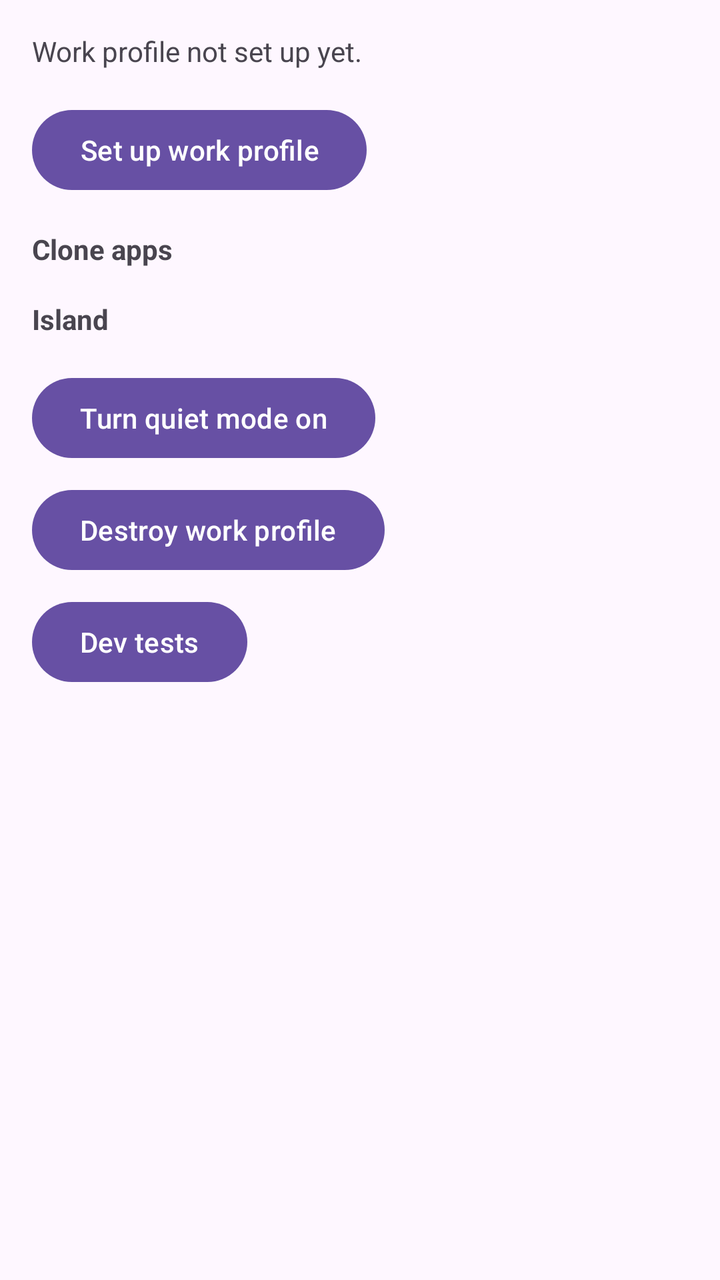
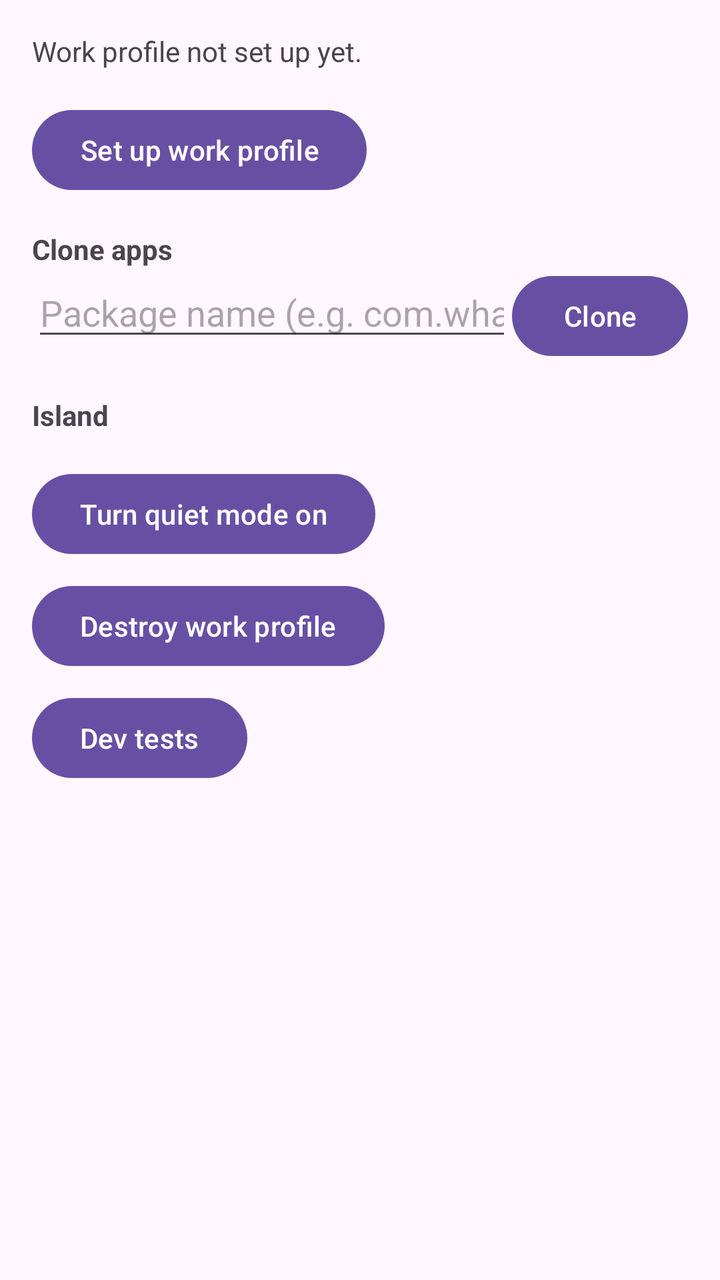

Screens rendered from an Android XML layout before and after an edit, with the pre-edit source and the edit as a unified diff.
<!-- AndroidManifest.xml: application theme Theme.TwinApps -->
<!-- res/layout/activity_main.xml -->
<?xml version="1.0" encoding="utf-8"?>
<ScrollView xmlns:android="http://schemas.android.com/apk/res/android"
    android:layout_width="match_parent"
    android:layout_height="match_parent"
    android:fitsSystemWindows="true">

    <LinearLayout
        android:layout_width="match_parent"
        android:layout_height="wrap_content"
        android:orientation="vertical"
        android:padding="16dp">

        <TextView
            android:id="@+id/statusText"
            android:layout_width="wrap_content"
            android:layout_height="wrap_content"
            android:text="@string/status_not_provisioned" />

        <Button
            android:id="@+id/setupButton"
            android:layout_width="wrap_content"
            android:layout_height="wrap_content"
            android:layout_marginTop="16dp"
            android:text="@string/setup_button" />

        <TextView
            android:id="@+id/cloneSectionTitle"
            android:layout_width="wrap_content"
            android:layout_height="wrap_content"
            android:layout_marginTop="16dp"
            android:text="@string/clone_section_title"
            android:textStyle="bold" />

        <androidx.recyclerview.widget.RecyclerView
            android:id="@+id/cloneList"
            android:layout_width="match_parent"
            android:layout_height="wrap_content"
            android:nestedScrollingEnabled="false" />

        <TextView
            android:id="@+id/islandSectionTitle"
            android:layout_width="wrap_content"
            android:layout_height="wrap_content"
            android:layout_marginTop="16dp"
            android:text="@string/island_section_title"
            android:textStyle="bold" />

        <androidx.recyclerview.widget.RecyclerView
            android:id="@+id/islandList"
            android:layout_width="match_parent"
            android:layout_height="wrap_content"
            android:nestedScrollingEnabled="false" />

        <Button
            android:id="@+id/quietButton"
            android:layout_width="wrap_content"
            android:layout_height="wrap_content"
            android:layout_marginTop="16dp"
            android:text="@string/quiet_enable" />

        <Button
            android:id="@+id/destroyButton"
            android:layout_width="wrap_content"
            android:layout_height="wrap_content"
            android:layout_marginTop="8dp"
            android:text="@string/destroy_button" />

        <Button
            android:id="@+id/devTestsButton"
            android:layout_width="wrap_content"
            android:layout_height="wrap_content"
            android:layout_marginTop="8dp"
            android:text="@string/dev_tests_button" />
    </LinearLayout>
</ScrollView>
<!-- resources referenced by this layout -->
<resources>
  <string name="clone_section_title">Clone apps</string>
  <string name="destroy_button">Destroy work profile</string>
  <string name="dev_tests_button">Dev tests</string>
  <string name="island_section_title">Island</string>
  <string name="quiet_enable">Turn quiet mode on</string>
  <string name="setup_button">Set up work profile</string>
  <string name="status_not_provisioned">Work profile not set up yet.</string>
  <style name="Theme.TwinApps" parent="Theme.Material3.DayNight.NoActionBar">
      </style>
</resources>

<!-- the commit's change to res/layout/activity_main.xml (unified diff, before → after) -->
@@ -31,11 +31,27 @@
             android:text="@string/clone_section_title"
             android:textStyle="bold" />
 
-        <androidx.recyclerview.widget.RecyclerView
-            android:id="@+id/cloneList"
+        <LinearLayout
             android:layout_width="match_parent"
             android:layout_height="wrap_content"
-            android:nestedScrollingEnabled="false" />
+            android:orientation="horizontal">
+
+            <AutoCompleteTextView
+                android:id="@+id/pkgInput"
+                android:layout_width="0dp"
+                android:layout_height="wrap_content"
+                android:layout_weight="1"
+                android:hint="@string/pkg_input_hint"
+                android:inputType="textVisiblePassword"
+                android:imeOptions="actionDone"
+                android:importantForAutofill="no" />
+
+            <Button
+                android:id="@+id/cloneButton"
+                android:layout_width="wrap_content"
+                android:layout_height="wrap_content"
+                android:text="@string/clone_button" />
+        </LinearLayout>
 
         <TextView
             android:id="@+id/islandSectionTitle"
<!-- resource entries referenced after the edit -->
@@ -1,9 +1,11 @@
 <!-- resources referenced by this layout -->
 <resources>
+  <string name="clone_button">Clone</string>
   <string name="clone_section_title">Clone apps</string>
   <string name="destroy_button">Destroy work profile</string>
   <string name="dev_tests_button">Dev tests</string>
   <string name="island_section_title">Island</string>
+  <string name="pkg_input_hint">Package name (e.g. com.whatsapp)</string>
   <string name="quiet_enable">Turn quiet mode on</string>
   <string name="setup_button">Set up work profile</string>
   <string name="status_not_provisioned">Work profile not set up yet.</string>
